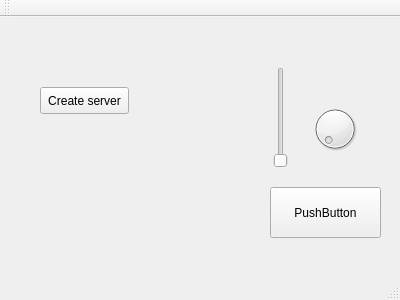
Before: the Qt Designer form worker/mainwindow.ui in cozy-fox/grappe, drawn with Qt 5.
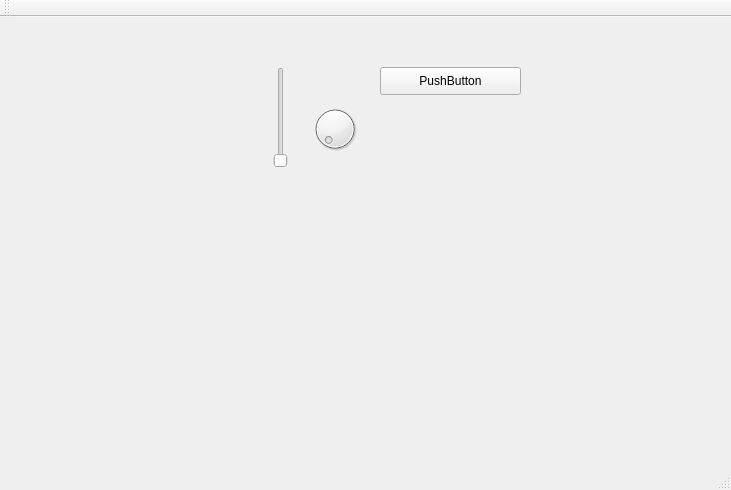
After: the same form once the commit is applied.

```diff
--- a/worker/mainwindow.ui
+++ b/worker/mainwindow.ui
@@ -6,32 +6,19 @@
    <rect>
     <x>0</x>
     <y>0</y>
-    <width>400</width>
-    <height>300</height>
+    <width>731</width>
+    <height>490</height>
    </rect>
   </property>
   <property name="windowTitle">
    <string>Worker</string>
   </property>
   <widget class="QWidget" name="centralWidget">
-   <widget class="QPushButton" name="pushButton">
-    <property name="geometry">
-     <rect>
-      <x>40</x>
-      <y>70</y>
-      <width>89</width>
-      <height>27</height>
-     </rect>
-    </property>
-    <property name="text">
-     <string>Create server</string>
-    </property>
-   </widget>
    <widget class="QLabel" name="status_label">
     <property name="geometry">
      <rect>
       <x>10</x>
-      <y>220</y>
+      <y>430</y>
       <width>311</width>
       <height>16</height>
      </rect>
@@ -56,19 +43,6 @@
      <number>127</number>
     </property>
    </widget>
-   <widget class="QPushButton" name="pushButton_2">
-    <property name="geometry">
-     <rect>
-      <x>270</x>
-      <y>170</y>
-      <width>111</width>
-      <height>51</height>
-     </rect>
-    </property>
-    <property name="text">
-     <string>PushButton</string>
-    </property>
-   </widget>
    <widget class="QSlider" name="verticalSlider">
     <property name="geometry">
      <rect>
@@ -85,6 +59,30 @@
      <enum>Qt::Vertical</enum>
     </property>
    </widget>
+   <widget class="QPushButton" name="pushButton_2">
+    <property name="geometry">
+     <rect>
+      <x>380</x>
+      <y>50</y>
+      <width>141</width>
+      <height>28</height>
+     </rect>
+    </property>
+    <property name="text">
+     <string>PushButton</string>
+    </property>
+   </widget>
+   <widget class="QWidget" name="gridLayoutWidget">
+    <property name="geometry">
+     <rect>
+      <x>10</x>
+      <y>160</y>
+      <width>711</width>
+      <height>261</height>
+     </rect>
+    </property>
+    <layout class="QGridLayout" name="gridLayout"/>
+   </widget>
   </widget>
   <widget class="QMenuBar" name="menuBar">
    <property name="geometry">
```
Left out of the diff: 4 changed lines with no effect on the pictures.
